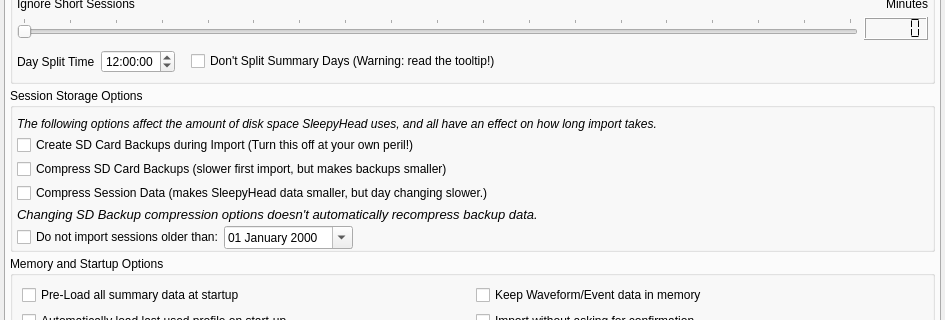
Qt form oscr/preferencesdialog.ui (operativeF/oscar) before a commit; both pictures show x 0 to 945 and y 128 to 448 of the 945 by 721 pixel window.
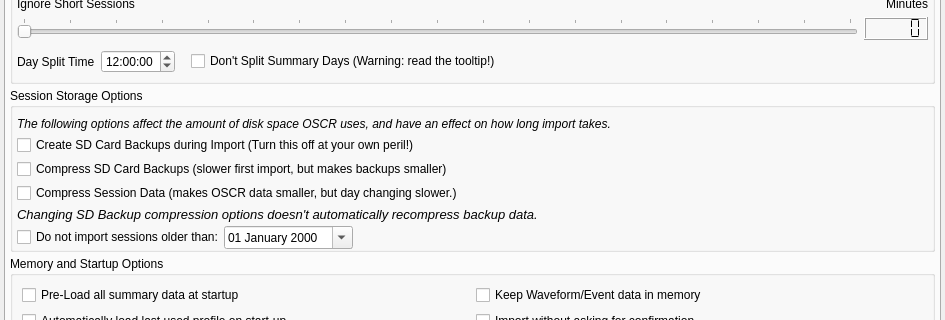
The same form after that commit. The open tabs and pages were chosen to show the change. Icons and pictures are not drawn.

Commit message: sleepyhead changed to OSCR where appropriate

Patch:
```diff
--- a/oscr/preferencesdialog.ui
+++ b/oscr/preferencesdialog.ui
@@ -448,7 +448,7 @@
              </font>
             </property>
             <property name="text">
-             <string>The following options affect the amount of disk space SleepyHead uses, and all have an effect on how long import takes.</string>
+             <string>The following options affect the amount of disk space OSCR uses, and have an effect on how long import takes.</string>
             </property>
             <property name="wordWrap">
              <bool>true</bool>
@@ -463,7 +463,7 @@
 If you've got a new computer with a small solid state disk, this is a good option.</string>
             </property>
             <property name="text">
-             <string>Compress Session Data (makes SleepyHead data smaller, but day changing slower.)</string>
+             <string>Compress Session Data (makes OSCR data smaller, but day changing slower.)</string>
             </property>
            </widget>
           </item>
```
Left out of the diff: 20 changed lines with no effect on the pictures. The commit also changes 32 other files.
